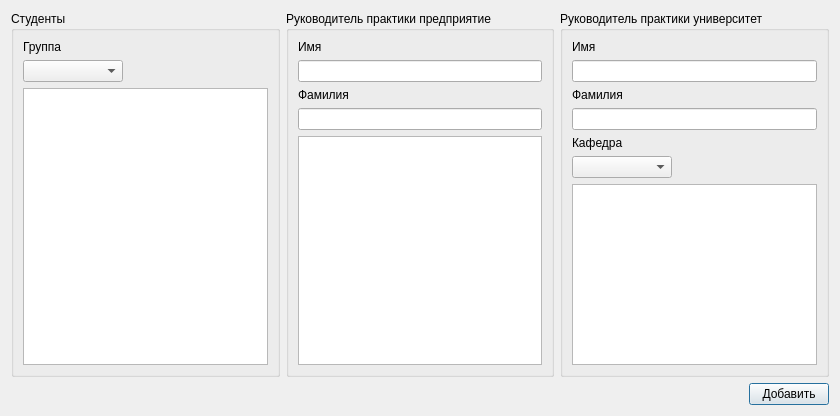
This is ui/insertmanypassingpractice.ui in 7enSmile/clientVKR as Qt 5 draws it before an edit. The edited form follows.
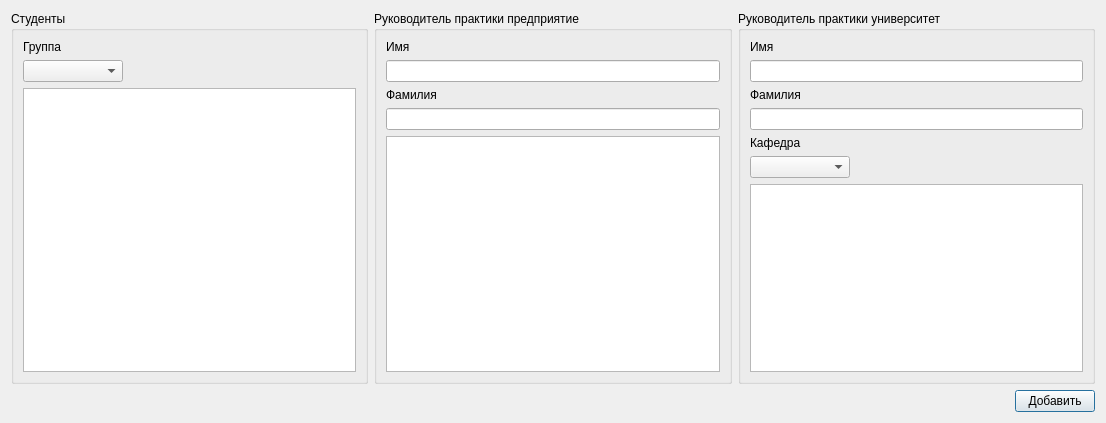
This is the edited form.

Diff of the .ui file:
```diff
--- a/ui/insertmanypassingpractice.ui
+++ b/ui/insertmanypassingpractice.ui
@@ -6,8 +6,8 @@
    <rect>
     <x>0</x>
     <y>0</y>
-    <width>840</width>
-    <height>416</height>
+    <width>1106</width>
+    <height>423</height>
    </rect>
   </property>
   <property name="windowTitle">
```
